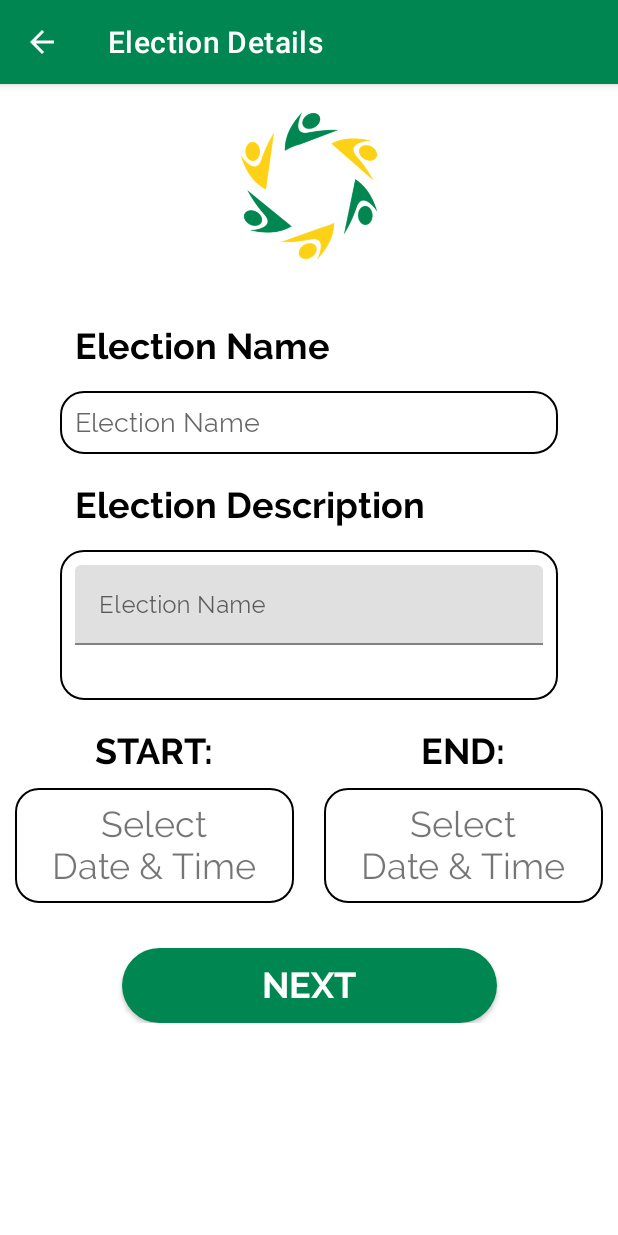
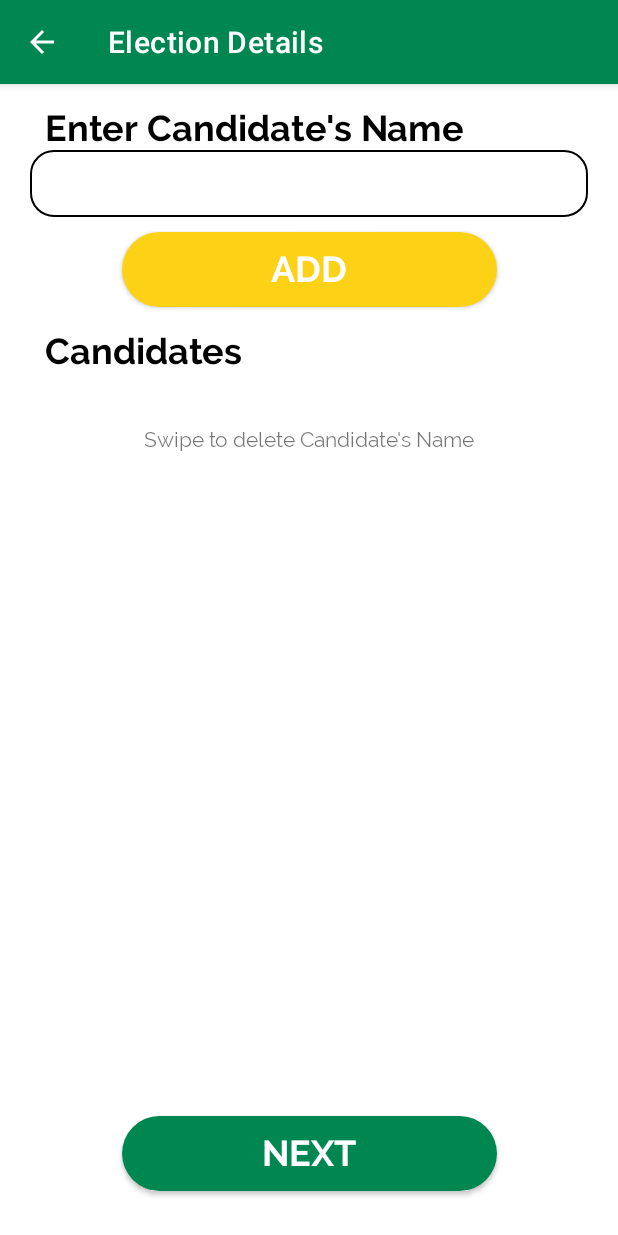
Before and after one commit to antailbaxt3r/AgoraVote-GSoC-Proposal, an Android app: the ElectionActivity screen opened directly, with no data from a screen before it, on a phone screen of 412 x 824 dp. Run offline under Robolectric (Android 15) with nearby library versions, the phone set to English and light mode, and no system bars; libraries missing offline, so code that uses them is left out: net.steamcrafted.loadtoast; 5 statements that could not run were skipped.

Commit message:
Updated CreateElectionTwo UI

```diff
--- a/app/src/main/java/org/aossie/agoraandroid/createelection/CreateElectionTwo.java
+++ b/app/src/main/java/org/aossie/agoraandroid/createelection/CreateElectionTwo.java
@@ -4,6 +4,7 @@ import android.content.Intent;
 import android.os.Bundle;
 import android.view.View;
 import android.widget.Button;
+import android.widget.EditText;
 import android.widget.Toast;
 import androidx.annotation.NonNull;
 import androidx.appcompat.app.AppCompatActivity;
@@ -35,16 +36,16 @@ public class CreateElectionTwo extends AppCompatActivity {
           candidateRecyclerAdapter.notifyDataSetChanged();
         }
       };
-  private TextInputLayout mAddCandidateTextInput;
+  private EditText mAddCandidateTextInput;
 
   @Override
   protected void onCreate(Bundle savedInstanceState) {
     super.onCreate(savedInstanceState);
-    setContentView(R.layout.activity_create_election_two);
+    setContentView(R.layout.rough_ss);
     Button mAddCandidateButton = findViewById(R.id.add_candidate_btn);
     tinydb = new TinyDB(getApplication());
     Button mNextButton = findViewById(R.id.submit_details_btn);
-    mAddCandidateTextInput = findViewById(R.id.candidate_til);
+    mAddCandidateTextInput = findViewById(R.id.candidate_et);
     RecyclerView mRecyclerView = findViewById(R.id.names_rv);
 
     candidateRecyclerAdapter = new CandidateRecyclerAdapter(mCandidates);
@@ -66,7 +67,7 @@ public class CreateElectionTwo extends AppCompatActivity {
     mAddCandidateButton.setOnClickListener(new View.OnClickListener() {
       @Override
       public void onClick(View v) {
-        final String name = mAddCandidateTextInput.getEditText().getText().toString().trim();
+        final String name = mAddCandidateTextInput.getText().toString().trim();
         addCandidate(name);
       }
     });
@@ -75,6 +76,6 @@ public class CreateElectionTwo extends AppCompatActivity {
   private void addCandidate(String cName) {
     mCandidates.add(cName);
     candidateRecyclerAdapter.notifyDataSetChanged();
-    mAddCandidateTextInput.getEditText().setText("");
+    mAddCandidateTextInput.setText("");
   }
 }
--- a/app/src/main/res/layout/activity_create_election_one.xml
+++ b/app/src/main/res/layout/activity_create_election_one.xml
@@ -43,8 +43,8 @@
       android:id="@+id/election_name_text"
       android:layout_width="wrap_content"
       android:layout_height="wrap_content"
-      android:layout_marginStart="50dp"
-      android:layout_marginLeft="50dp"
+      android:layout_marginStart="30dp"
+      android:layout_marginLeft="30dp"
       android:layout_marginTop="40dp"
       android:fontFamily="@font/raleway_bold"
       android:text="@string/election_name"
@@ -74,8 +74,8 @@
       android:id="@+id/election_description_text"
       android:layout_width="wrap_content"
       android:layout_height="wrap_content"
-      android:layout_marginStart="50dp"
-      android:layout_marginLeft="50dp"
+      android:layout_marginStart="30dp"
+      android:layout_marginLeft="30dp"
       android:layout_marginTop="20dp"
       android:fontFamily="@font/raleway_bold"
       android:text="@string/election_description"
@@ -129,6 +129,8 @@
           android:layout_width="wrap_content"
           android:layout_height="wrap_content"
           android:layout_gravity="center_horizontal"
+          android:layout_marginLeft="20dp"
+          android:layout_marginRight="10dp"
           android:layout_marginTop="20dp"
           android:fontFamily="@font/raleway_bold"
           android:text="@string/start"
@@ -168,6 +170,8 @@
           android:layout_height="wrap_content"
           android:layout_gravity="center_horizontal"
           android:layout_marginTop="20dp"
+          android:layout_marginLeft="10dp"
+          android:layout_marginRight="20dp"
           android:fontFamily="@font/raleway_bold"
           android:text="@string/end"
           android:textColor="@color/black"
--- a/app/src/main/res/layout/list_item_candidate_name.xml
+++ b/app/src/main/res/layout/list_item_candidate_name.xml
@@ -10,13 +10,14 @@
     android:layout_width="match_parent"
     android:layout_height="wrap_content"
     android:layout_margin="5dp"
-      app:cardCornerRadius="2dp"
-      app:cardElevation="2dp"
+    app:cardCornerRadius="10dp"
+    app:cardElevation="1000dp"
     >
 
     <androidx.constraintlayout.widget.ConstraintLayout
       android:layout_width="match_parent"
       android:layout_height="wrap_content"
+      android:padding="10dp"
       >
 
       <TextView
@@ -29,8 +30,9 @@
         android:layout_marginBottom="8dp"
         android:gravity="center"
         android:text="@string/name_of_candidate"
+        android:fontFamily="@font/raleway_reg"
         android:textAppearance="@style/TextAppearance.AppCompat.Headline"
-          android:textColor="@color/colorPrimary"
+        android:textColor="@color/black"
         app:layout_constraintBottom_toBottomOf="parent"
         app:layout_constraintStart_toStartOf="parent"
         app:layout_constraintTop_toTopOf="parent"
--- a/app/src/main/res/layout/rough_ss.xml
+++ b/app/src/main/res/layout/rough_ss.xml
@@ -1,15 +1,12 @@
 <?xml version="1.0" encoding="utf-8"?>
-<ScrollView xmlns:android="http://schemas.android.com/apk/res/android"
+
+<androidx.constraintlayout.widget.ConstraintLayout
+  xmlns:android="http://schemas.android.com/apk/res/android"
   xmlns:app="http://schemas.android.com/apk/res-auto"
   xmlns:tools="http://schemas.android.com/tools"
   android:layout_width="match_parent"
   android:layout_height="match_parent"
   tools:context=".displayelections.ElectionActivity"
-  >
-
-  <androidx.constraintlayout.widget.ConstraintLayout
-    android:layout_width="match_parent"
-    android:layout_height="wrap_content"
   >
   <com.google.android.material.appbar.AppBarLayout
       android:id="@+id/appBarLayout"
@@ -28,185 +25,104 @@
     </androidx.appcompat.widget.Toolbar>
   </com.google.android.material.appbar.AppBarLayout>
 
-    <ImageView
-        android:id="@+id/logo"
-        android:layout_width="105dp"
-        android:layout_height="105dp"
-        android:src="@drawable/agora"
+  <TextView
+    android:id="@+id/enter_candidate_name_label_tv"
+    android:layout_width="0dp"
+    android:layout_height="wrap_content"
+    android:text="@string/enter_candidate_s_name"
+    app:layout_constraintEnd_toEndOf="parent"
     android:layout_marginTop="15dp"
+    android:textSize="24sp"
+    android:textColor="@color/black"
+    android:fontFamily="@font/raleway_bold"
+    android:layout_marginRight="30dp"
+    android:layout_marginLeft="30dp"
+    app:layout_constraintStart_toStartOf="parent"
+    app:layout_constraintTop_toBottomOf="@id/appBarLayout"
+    />
+
+  <EditText
+    android:id="@+id/candidate_et"
+    android:layout_width="match_parent"
+    android:layout_height="wrap_content"
+    android:background="@drawable/edittext_bg"
+    app:layout_constraintEnd_toEndOf="parent"
+    android:layout_marginStart="20dp"
+    android:layout_marginEnd="20dp"
+    app:layout_constraintHorizontal_bias="0.0"
+    app:layout_constraintStart_toStartOf="parent"
+    app:layout_constraintTop_toBottomOf="@+id/enter_candidate_name_label_tv"
+    />
+
+  <android.widget.Button
+    android:id="@+id/add_candidate_btn"
+    android:layout_width="250dp"
+    android:layout_height="50dp"
+    android:background="@drawable/rounded_button"
+    android:backgroundTint="@color/logo_yellow"
+    android:elevation="5dp"
+    android:layout_marginTop="10dp"
+    android:fontFamily="@font/raleway_bold"
+    android:text="@string/add"
+    android:textColor="@color/white"
+    android:textSize="24sp"
     app:layout_constraintEnd_toEndOf="parent"
     app:layout_constraintStart_toStartOf="parent"
-        app:layout_constraintTop_toBottomOf="@+id/appBarLayout"
+    app:layout_constraintTop_toBottomOf="@+id/candidate_et"
     />
 
   <TextView
-      android:id="@+id/election_name_text"
-      android:layout_width="wrap_content"
+    android:id="@+id/list_label_tv"
+    android:layout_width="0dp"
     android:layout_height="wrap_content"
-      android:layout_marginStart="50dp"
-      android:layout_marginLeft="50dp"
-      android:layout_marginTop="40dp"
+    android:text="@string/candidates"
+    app:layout_constraintEnd_toEndOf="parent"
+    android:layout_marginTop="15dp"
+    android:textSize="24sp"
+    android:textColor="@color/black"
     android:fontFamily="@font/raleway_bold"
-      android:text="@string/election_name"
-      android:textColor="@color/black"
-      android:textSize="24sp"
+    android:layout_marginRight="30dp"
+    android:layout_marginLeft="30dp"
     app:layout_constraintStart_toStartOf="parent"
-      app:layout_constraintTop_toBottomOf="@+id/logo"
+    app:layout_constraintTop_toBottomOf="@id/add_candidate_btn"
     />
 
-    <EditText
-      android:id="@+id/election_name_et"
+  <androidx.recyclerview.widget.RecyclerView
+    android:id="@+id/names_rv"
+    android:layout_width="match_parent"
+    android:layout_margin="20dp"
+    android:layout_height="wrap_content"
+    app:layout_constraintTop_toBottomOf="@+id/list_label_tv"
+    />
+  <TextView
+    android:id="@+id/swipe_tv"
     android:layout_width="match_parent"
     android:layout_height="wrap_content"
-      android:background="@drawable/edittext_bg"
+    android:layout_marginTop="16dp"
     android:fontFamily="@font/raleway_reg"
-      android:hint="@string/election_name"
-      android:maxLines="1"
+    android:text="@string/swipe_to_delete_candidate_s_name"
+    android:textAlignment="center"
+    android:textSize="14sp"
     app:layout_constraintEnd_toEndOf="parent"
     app:layout_constraintStart_toStartOf="parent"
-      app:layout_constraintTop_toBottomOf="@+id/election_name_text"
-      android:layout_marginStart="40dp"
-      android:layout_marginEnd="40dp"
-      android:layout_marginTop="15dp"
+    app:layout_constraintTop_toBottomOf="@+id/names_rv"
+    android:gravity="center_horizontal"
     />
 
-    <TextView
-      android:id="@+id/election_description_text"
-      android:layout_width="wrap_content"
-      android:layout_height="wrap_content"
-      android:layout_marginStart="50dp"
-      android:layout_marginLeft="50dp"
-      android:layout_marginTop="20dp"
-      android:fontFamily="@font/raleway_bold"
-      android:text="@string/election_description"
-      android:textColor="@color/black"
-      android:textSize="24sp"
-      app:layout_constraintStart_toStartOf="parent"
-      app:layout_constraintTop_toBottomOf="@+id/election_name_et"
-      />
-
-    <com.google.android.material.textfield.TextInputLayout
-      android:id="@+id/election_description_til"
-      android:layout_width="match_parent"
-      android:layout_height="100dp"
-      app:layout_constraintEnd_toEndOf="parent"
-      app:layout_constraintStart_toStartOf="parent"
-      app:layout_constraintTop_toBottomOf="@+id/election_description_text"
-      android:layout_marginStart="40dp"
-      android:layout_marginEnd="40dp"
-      android:padding="10dp"
-      android:background="@drawable/edittext_bg"
-      android:layout_marginTop="15dp">
-    <EditText
-      android:id="@+id/election_description_et"
-      android:layout_width="match_parent"
-      android:layout_height="wrap_content"
-      android:fontFamily="@font/raleway_reg"
-      android:hint="@string/election_name"
-      />
-
-    </com.google.android.material.textfield.TextInputLayout>
-
-    <LinearLayout
-      android:id="@+id/date_layout"
-      android:layout_width="match_parent"
-      android:layout_height="wrap_content"
-      android:orientation="horizontal"
-      app:layout_constraintEnd_toEndOf="parent"
-      app:layout_constraintStart_toStartOf="parent"
-      app:layout_constraintTop_toBottomOf="@id/election_description_til"
-      >
-
-      <LinearLayout
-        android:layout_width="0dp"
-        android:layout_height="wrap_content"
-        android:layout_weight="1"
-        android:orientation="vertical"
-        >
-
-        <TextView
-          android:id="@+id/start_text"
-          android:layout_width="wrap_content"
-          android:layout_height="wrap_content"
-          android:layout_gravity="center_horizontal"
-          android:layout_marginTop="20dp"
-          android:fontFamily="@font/raleway_bold"
-          android:text="@string/start"
-          android:textColor="@color/black"
-          android:textSize="24sp"
-          app:layout_constraintStart_toStartOf="parent"
-          app:layout_constraintTop_toBottomOf="@+id/election_description_til"
-          />
-
-        <TextView
-          android:id="@+id/start_date"
-          android:layout_width="match_parent"
-          android:layout_height="wrap_content"
-          android:layout_margin="10dp"
-          android:textSize="24sp"
-          android:layout_gravity="center_horizontal"
-          android:background="@drawable/edittext_bg"
-          android:fontFamily="@font/raleway_reg"
-          android:text="Select\nDate &amp; Time"
-          android:textAlignment="center"
-          />
-      </LinearLayout>
-      <LinearLayout
-        android:layout_width="0dp"
-        android:layout_height="wrap_content"
-        android:layout_weight="1"
-        android:orientation="vertical"
-        >
-
-        <TextView
-          android:id="@+id/end_text"
-          android:layout_width="wrap_content"
-          android:layout_height="wrap_content"
-          android:layout_gravity="center_horizontal"
-          android:layout_marginTop="20dp"
-          android:fontFamily="@font/raleway_bold"
-          android:text="@string/end"
-          android:textColor="@color/black"
-          android:textSize="24sp"
-          app:layout_constraintStart_toStartOf="parent"
-          app:layout_constraintTop_toBottomOf="@+id/election_description_til"
-          />
-
-        <TextView
-          android:id="@+id/end_date"
-          android:layout_width="match_parent"
-          android:layout_height="wrap_content"
-          android:layout_gravity="center_horizontal"
-          android:textSize="24sp"
-          android:background="@drawable/edittext_bg"
-          android:fontFamily="@font/raleway_reg"
-          android:text="Select\nDate &amp; Time"
-          android:layout_margin="10dp"
-          android:textAlignment="center"
-          />
-      </LinearLayout>
-
-    </LinearLayout>
-
   <android.widget.Button
-      android:id="@+id/next_button"
+    android:id="@+id/submit_details_btn"
     android:layout_width="250dp"
     android:layout_height="50dp"
     android:background="@drawable/rounded_button"
     android:backgroundTint="@color/logo_green"
-      android:elevation="5dp"
     android:fontFamily="@font/raleway_bold"
     android:text="@string/next"
+    android:elevation="5dp"
     android:textColor="@color/white"
     android:textSize="24sp"
-      android:layout_marginTop="20dp"
+    android:layout_marginBottom="30dp"
     app:layout_constraintBottom_toBottomOf="parent"
     app:layout_constraintEnd_toEndOf="parent"
     app:layout_constraintStart_toStartOf="parent"
-      app:layout_constraintTop_toBottomOf="@id/date_layout"
     />
-
 </androidx.constraintlayout.widget.ConstraintLayout>
-
-
-</ScrollView>
--- /dev/null
+++ b/app/src/main/res/values/ids.xml
@@ -0,0 +1,9 @@
+<?xml version="1.0" encoding="utf-8"?>
+<resources>
+  <item name="end_date_ibtn" type="id" />
+  <item name="start_date_ibtn" type="id" />
+  <item name="enter_details_label_tv" type="id" />
+  <item name="election_name_til" type="id" />
+  <item name="end_date_til" type="id" />
+  <item name="start_date_til" type="id" />
+</resources>
--- a/app/src/main/res/values/strings.xml
+++ b/app/src/main/res/values/strings.xml
@@ -160,6 +160,7 @@
   <string name="email_changed">Email cannot be changed</string>
   <string name="username_changed">Username cannot be changed</string>
   <string name="select_date"><![CDATA[Select\nDate & Time]]></string>
+  <string name="add">Add</string>
 
 
 </resources>
```
Lines whose indentation alone changed are shown as unchanged.
